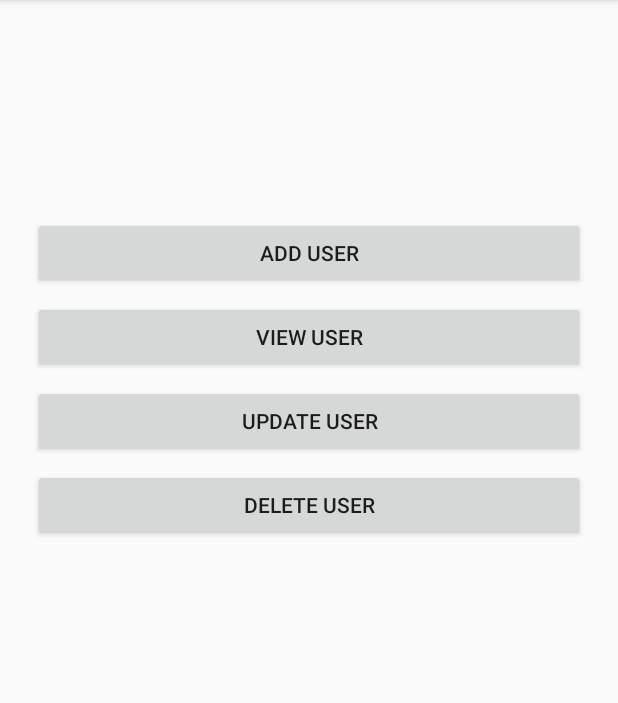
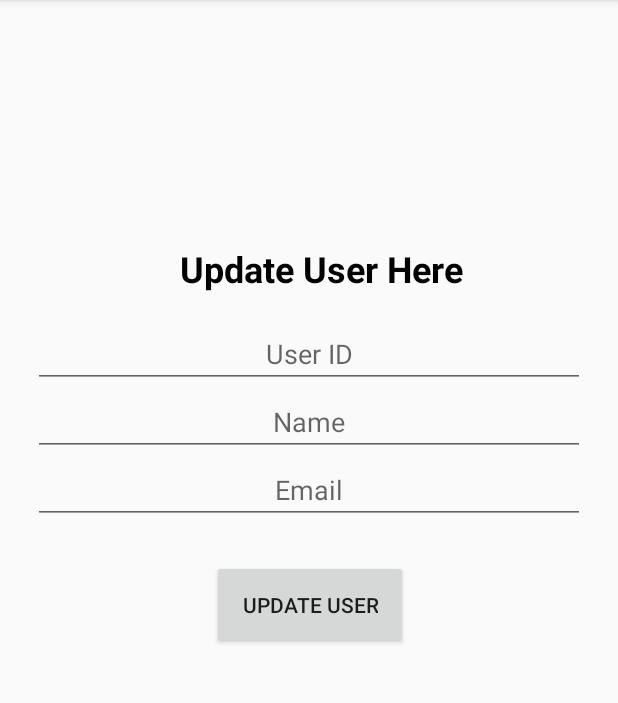
Before and after one commit to guitorioadar/RoomPersistanceLibrary, an Android app: the screen it shows after launch (MainActivity), after a tap on "UPDATE USER", on a phone screen of 412 x 824 dp, the part 84-787 px from its top. Run offline under Robolectric (Android 15) with nearby library versions, the phone set to English and light mode, and no system bars; our stand-ins replace Room's generated code.

Commit message:
CRUD Done

```diff
--- a/app/src/main/java/com/example/guitorio/roompersistancelibrary/HomeFragment.java
+++ b/app/src/main/java/com/example/guitorio/roompersistancelibrary/HomeFragment.java
@@ -53,15 +53,17 @@ public class HomeFragment extends Fragment implements View.OnClickListener{
             }
 
             case R.id.btnVIewUser: {
-                MainActivity.fragmentManager.beginTransaction().replace(R.id.fragmentContainer,new AddUserFragment()).addToBackStack(null).commit();
+                MainActivity.fragmentManager.beginTransaction().replace(R.id.fragmentContainer,new ReadUserFragment()).addToBackStack(null).commit();
                 break;
             }
 
             case R.id.btnUpdateUser: {
+                MainActivity.fragmentManager.beginTransaction().replace(R.id.fragmentContainer,new UpdateUserFragment()).addToBackStack(null).commit();
                 break;
             }
 
             case R.id.btnDeleteUser: {
+                MainActivity.fragmentManager.beginTransaction().replace(R.id.fragmentContainer,new DeleteUserFragment()).addToBackStack(null).commit();
                 break;
             }
 
--- a/app/src/main/java/com/example/guitorio/roompersistancelibrary/MyDao.java
+++ b/app/src/main/java/com/example/guitorio/roompersistancelibrary/MyDao.java
@@ -2,8 +2,10 @@ package com.example.guitorio.roompersistancelibrary;
 
 
 import android.arch.persistence.room.Dao;
+import android.arch.persistence.room.Delete;
 import android.arch.persistence.room.Insert;
 import android.arch.persistence.room.Query;
+import android.arch.persistence.room.Update;
 
 import java.util.List;
 
@@ -15,4 +17,10 @@ public interface MyDao {
 
     @Query("select * from users")
     public List<User> getUsers();
+
+    @Update
+    public void updateUser(User user);
+
+    @Delete
+    public void deleteUser(User user);
 }
--- /dev/null
+++ b/app/src/main/java/com/example/guitorio/roompersistancelibrary/UpdateUserFragment.java
@@ -0,0 +1,67 @@
+package com.example.guitorio.roompersistancelibrary;
+
+
+import android.os.Bundle;
+import android.support.v4.app.Fragment;
+import android.view.LayoutInflater;
+import android.view.View;
+import android.view.ViewGroup;
+import android.widget.Button;
+import android.widget.EditText;
+import android.widget.Toast;
+
+
+/**
+ * A simple {@link Fragment} subclass.
+ */
+public class UpdateUserFragment extends Fragment {
+
+    private EditText userId,userName,userEmail;
+    private Button btnUpdateUser;
+
+    public UpdateUserFragment() {
+        // Required empty public constructor
+    }
+
+
+    @Override
+    public View onCreateView(LayoutInflater inflater, ViewGroup container,
+                             Bundle savedInstanceState) {
+        // Inflate the layout for this fragment
+        View view = inflater.inflate(R.layout.fragment_update_user, container, false);
+
+        userId = view.findViewById(R.id.et_user_id_update);
+        userName = view.findViewById(R.id.et_name_update);
+        userEmail = view.findViewById(R.id.et_email_update);
+        btnUpdateUser = view.findViewById(R.id.btn_update);
+
+        btnUpdateUser.setOnClickListener(new View.OnClickListener() {
+            @Override
+            public void onClick(View v) {
+
+                int id = Integer.parseInt(userId.getText().toString());
+                String name = userName.getText().toString();
+                String email = userEmail.getText().toString();
+
+
+                User user = new User();
+                user.setId(id);
+                user.setName(name);
+                user.setEmail(email);
+
+                MainActivity.myAppDatabse.myDao().updateUser(user);
+
+                Toast.makeText(getActivity(), "User successfully updated...", Toast.LENGTH_SHORT).show();
+
+                userId.setText("");
+                userName.setText("");
+                userEmail.setText("");
+
+
+            }
+        });
+
+        return view;
+    }
+
+}
--- /dev/null
+++ b/app/src/main/res/layout/fragment_update_user.xml
@@ -0,0 +1,94 @@
+<?xml version="1.0" encoding="utf-8"?>
+<android.support.constraint.ConstraintLayout xmlns:android="http://schemas.android.com/apk/res/android"
+    xmlns:tools="http://schemas.android.com/tools"
+    android:layout_width="match_parent"
+    android:layout_height="match_parent"
+    xmlns:app="http://schemas.android.com/apk/res-auto"
+    tools:context=".UpdateUserFragment">
+
+    <!-- TODO: Update blank fragment layout -->
+    <TextView
+        android:id="@+id/textView"
+        android:layout_width="368dp"
+        android:layout_height="wrap_content"
+        android:layout_marginEnd="8dp"
+        android:layout_marginLeft="8dp"
+        android:layout_marginRight="8dp"
+        android:layout_marginStart="8dp"
+        android:layout_marginTop="16dp"
+        android:gravity="center"
+        android:padding="10dp"
+        android:text="Update User Here"
+        android:textColor="#000000"
+        android:textSize="24sp"
+        android:textStyle="bold"
+        app:layout_constraintEnd_toEndOf="parent"
+        app:layout_constraintHorizontal_bias="0.0"
+        app:layout_constraintStart_toStartOf="parent"
+        app:layout_constraintTop_toTopOf="parent" />
+
+    <EditText
+        android:id="@+id/et_user_id_update"
+        android:layout_width="368dp"
+        android:layout_height="wrap_content"
+        android:layout_marginEnd="8dp"
+        android:layout_marginLeft="8dp"
+        android:layout_marginRight="8dp"
+        android:layout_marginStart="8dp"
+        android:layout_marginTop="8dp"
+        android:ems="10"
+        android:gravity="center"
+        android:inputType="textPersonName"
+        android:hint="User ID"
+        app:layout_constraintEnd_toEndOf="parent"
+        app:layout_constraintStart_toStartOf="parent"
+        app:layout_constraintTop_toBottomOf="@+id/textView" />
+
+    <EditText
+        android:id="@+id/et_name_update"
+        android:layout_width="368dp"
+        android:layout_height="wrap_content"
+        android:layout_marginEnd="85dp"
+        android:layout_marginLeft="84dp"
+        android:layout_marginRight="85dp"
+        android:layout_marginStart="84dp"
+        android:ems="10"
+        android:gravity="center"
+        android:inputType="textPersonName"
+        android:hint="Name"
+        app:layout_constraintEnd_toEndOf="parent"
+        app:layout_constraintStart_toStartOf="parent"
+        app:layout_constraintTop_toBottomOf="@+id/et_user_id_update" />
+
+    <EditText
+        android:id="@+id/et_email_update"
+        android:layout_width="368dp"
+        android:layout_height="wrap_content"
+        android:layout_marginEnd="8dp"
+        android:layout_marginLeft="8dp"
+        android:layout_marginRight="8dp"
+        android:layout_marginStart="8dp"
+        android:ems="10"
+        android:gravity="center"
+        android:inputType="textPersonName"
+        android:hint="Email"
+        app:layout_constraintEnd_toEndOf="parent"
+        app:layout_constraintStart_toStartOf="parent"
+        app:layout_constraintTop_toBottomOf="@+id/et_name_update" />
+
+    <Button
+        android:id="@+id/btn_update"
+        android:layout_width="wrap_content"
+        android:layout_height="wrap_content"
+        android:layout_marginEnd="120dp"
+        android:layout_marginLeft="121dp"
+        android:layout_marginRight="120dp"
+        android:layout_marginStart="121dp"
+        android:layout_marginTop="24dp"
+        android:padding="20dp"
+        android:text="Update User"
+        app:layout_constraintEnd_toEndOf="parent"
+        app:layout_constraintStart_toStartOf="parent"
+        app:layout_constraintTop_toBottomOf="@+id/et_email_update" />
+
+</android.support.constraint.ConstraintLayout>
```
Also changed, not shown: app/src/main/java/com/example/guitorio/roompersistancelibrary/DeleteUserFragment.java (added, +57 -0 lines), app/src/main/java/com/example/guitorio/roompersistancelibrary/ReadUserFragment.java (added, +61 -0 lines), app/src/main/res/layout/fragment_delete_user.xml (added, +63 -0 lines), app/src/main/res/layout/fragment_read_user.xml (added, +18 -0 lines).
